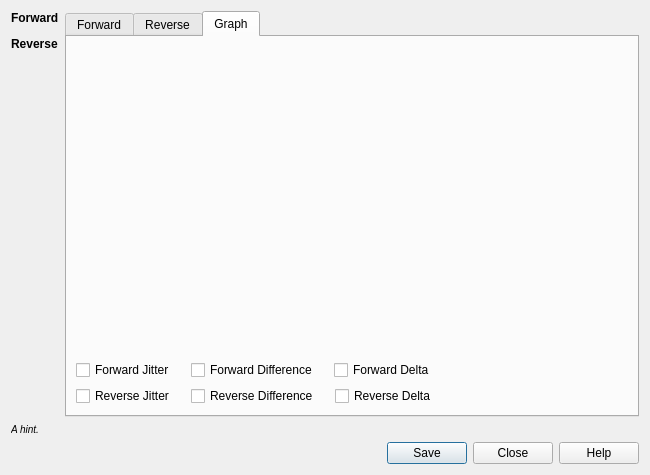
deepin-community/wireshark, file ui/qt/rtp_analysis_dialog.ui: the form before one commit.
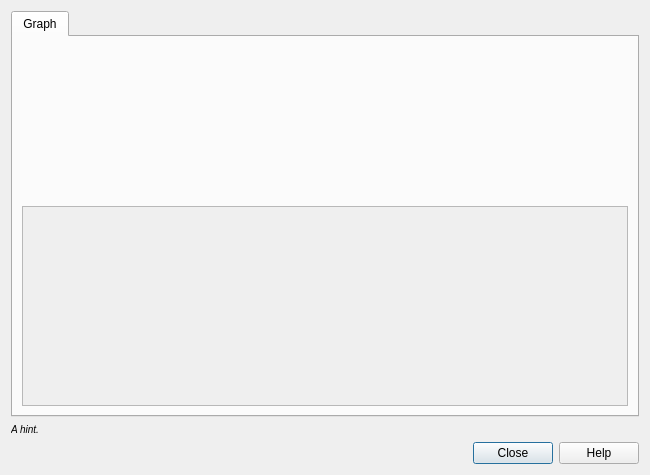
The form after the commit. The open tabs and pages were chosen to show the change. Custom widgets are drawn as their Qt base class.

Diff of the .ui file:
```diff
--- a/ui/qt/rtp_analysis_dialog.ui
+++ b/ui/qt/rtp_analysis_dialog.ui
@@ -16,276 +16,45 @@
   <layout class="QVBoxLayout" name="verticalLayout_3">
    <item>
     <layout class="QHBoxLayout" name="horizontalLayout">
-     <item>
-      <layout class="QVBoxLayout" name="verticalLayout">
-       <item>
-        <widget class="QLabel" name="statisticsLabel">
-         <property name="text">
-          <string>&lt;html&gt;&lt;head/&gt;&lt;body&gt;&lt;p&gt;&lt;span style=&quot; font-size:medium; font-weight:600;&quot;&gt;Forward&lt;/span&gt;&lt;/p&gt;&lt;p&gt;&lt;span style=&quot; font-size:medium; font-weight:600;&quot;&gt;Reverse&lt;/span&gt;&lt;/p&gt;&lt;/body&gt;&lt;/html&gt;</string>
-         </property>
-         <property name="textFormat">
-          <enum>Qt::RichText</enum>
-         </property>
-         <property name="textInteractionFlags">
-          <set>Qt::LinksAccessibleByMouse|Qt::TextSelectableByKeyboard|Qt::TextSelectableByMouse</set>
-         </property>
-        </widget>
-       </item>
-       <item>
-        <spacer name="verticalSpacer">
-         <property name="orientation">
-          <enum>Qt::Vertical</enum>
-         </property>
-         <property name="sizeHint" stdset="0">
-          <size>
-           <width>20</width>
-           <height>40</height>
-          </size>
-         </property>
-        </spacer>
-       </item>
-      </layout>
-     </item>
      <item>
       <widget class="QTabWidget" name="tabWidget">
        <property name="currentIndex">
         <number>0</number>
        </property>
-       <widget class="QTreeWidget" name="forwardTreeWidget">
-        <property name="rootIsDecorated">
-         <bool>false</bool>
-        </property>
-        <property name="uniformRowHeights">
-         <bool>true</bool>
-        </property>
-        <property name="itemsExpandable">
-         <bool>false</bool>
-        </property>
-        <property name="sortingEnabled">
-         <bool>true</bool>
-        </property>
-        <property name="expandsOnDoubleClick">
-         <bool>false</bool>
-        </property>
-        <attribute name="title">
-         <string>Forward</string>
-        </attribute>
-        <column>
-         <property name="text">
-          <string>Packet</string>
-         </property>
-        </column>
-        <column>
-         <property name="text">
-          <string>Sequence</string>
-         </property>
-        </column>
-        <column>
-         <property name="text">
-          <string>Delta (ms)</string>
-         </property>
-        </column>
-        <column>
-         <property name="text">
-          <string>Jitter (ms)</string>
-         </property>
-        </column>
-        <column>
-         <property name="text">
-          <string>Skew</string>
-         </property>
-        </column>
-        <column>
-         <property name="text">
-          <string>Bandwidth</string>
-         </property>
-        </column>
-        <column>
-         <property name="text">
-          <string>Marker</string>
-         </property>
-        </column>
-        <column>
-         <property name="text">
-          <string>Status</string>
-         </property>
-        </column>
-       </widget>
-       <widget class="QTreeWidget" name="reverseTreeWidget">
-        <property name="rootIsDecorated">
-         <bool>false</bool>
-        </property>
-        <property name="uniformRowHeights">
-         <bool>true</bool>
-        </property>
-        <property name="itemsExpandable">
-         <bool>false</bool>
-        </property>
-        <property name="sortingEnabled">
-         <bool>true</bool>
-        </property>
-        <attribute name="title">
-         <string>Reverse</string>
-        </attribute>
-        <column>
-         <property name="text">
-          <string notr="true">1</string>
-         </property>
-        </column>
-       </widget>
        <widget class="QWidget" name="graphTab">
         <attribute name="title">
          <string>Graph</string>
         </attribute>
-        <layout class="QVBoxLayout" name="verticalLayout_2" stretch="1,0,0">
+        <layout class="QVBoxLayout" name="verticalLayout_2" stretch="1,0">
          <item>
           <widget class="QCustomPlot" name="streamGraph" native="true"/>
          </item>
          <item>
-          <layout class="QHBoxLayout" name="forwardHorizontalLayout" stretch="0,0,0,0,0,1">
-           <item>
-            <widget class="QCheckBox" name="fJitterCheckBox">
-             <property name="toolTip">
-              <string>&lt;html&gt;&lt;head/&gt;&lt;body&gt;&lt;p&gt;Show or hide forward jitter values.&lt;/p&gt;&lt;/body&gt;&lt;/html&gt;</string>
-             </property>
-             <property name="text">
-              <string>Forward Jitter</string>
-             </property>
-            </widget>
-           </item>
-           <item>
-            <spacer name="horizontalSpacer_3">
-             <property name="orientation">
-              <enum>Qt::Horizontal</enum>
-             </property>
-             <property name="sizeHint" stdset="0">
-              <size>
-               <width>10</width>
-               <height>5</height>
-              </size>
-             </property>
-            </spacer>
-           </item>
-           <item>
-            <widget class="QCheckBox" name="fDiffCheckBox">
-             <property name="toolTip">
-              <string>&lt;html&gt;&lt;head/&gt;&lt;body&gt;&lt;p&gt;Show or hide forward difference values.&lt;/p&gt;&lt;/body&gt;&lt;/html&gt;</string>
-             </property>
-             <property name="text">
-              <string>Forward Difference</string>
-             </property>
-            </widget>
-           </item>
-           <item>
-            <spacer name="horizontalSpacer_5">
-             <property name="orientation">
-              <enum>Qt::Horizontal</enum>
-             </property>
-             <property name="sizeHint" stdset="0">
-              <size>
-               <width>10</width>
-               <height>5</height>
-              </size>
-             </property>
-            </spacer>
-           </item>
-           <item>
-            <widget class="QCheckBox" name="fDeltaCheckBox">
-             <property name="toolTip">
-              <string>&lt;html&gt;&lt;head/&gt;&lt;body&gt;&lt;p&gt;Show or hide forward delta values.&lt;/p&gt;&lt;/body&gt;&lt;/html&gt;</string>
-             </property>
-             <property name="text">
-              <string>Forward Delta</string>
-             </property>
-            </widget>
-           </item>
-           <item>
-            <spacer name="horizontalSpacer">
-             <property name="orientation">
-              <enum>Qt::Horizontal</enum>
-             </property>
-             <property name="sizeHint" stdset="0">
-              <size>
-               <width>10</width>
-               <height>5</height>
-              </size>
-             </property>
-            </spacer>
-           </item>
-          </layout>
-         </item>
-         <item>
-          <layout class="QHBoxLayout" name="reverseHorizontalLayout" stretch="0,0,0,0,0,1">
-           <item>
-            <widget class="QCheckBox" name="rJitterCheckBox">
-             <property name="toolTip">
-              <string>&lt;html&gt;&lt;head/&gt;&lt;body&gt;&lt;p&gt;Show or hide reverse jitter values.&lt;/p&gt;&lt;/body&gt;&lt;/html&gt;</string>
-             </property>
-             <property name="text">
-              <string>Reverse Jitter</string>
-             </property>
-            </widget>
-           </item>
-           <item>
-            <spacer name="horizontalSpacer_4">
-             <property name="orientation">
-              <enum>Qt::Horizontal</enum>
-             </property>
-             <property name="sizeHint" stdset="0">
-              <size>
-               <width>10</width>
-               <height>5</height>
-              </size>
-             </property>
-            </spacer>
-           </item>
-           <item>
-            <widget class="QCheckBox" name="rDiffCheckBox">
-             <property name="toolTip">
-              <string>&lt;html&gt;&lt;head/&gt;&lt;body&gt;&lt;p&gt;Show or hide reverse difference values.&lt;/p&gt;&lt;/body&gt;&lt;/html&gt;</string>
-             </property>
-             <property name="text">
-              <string>Reverse Difference</string>
-             </property>
-            </widget>
-           </item>
-           <item>
-            <spacer name="horizontalSpacer_6">
-             <property name="orientation">
-              <enum>Qt::Horizontal</enum>
-             </property>
-             <property name="sizeHint" stdset="0">
-              <size>
-               <width>10</width>
-               <height>5</height>
-              </size>
-             </property>
-            </spacer>
-           </item>
-           <item>
-            <widget class="QCheckBox" name="rDeltaCheckBox">
-             <property name="toolTip">
-              <string>&lt;html&gt;&lt;head/&gt;&lt;body&gt;&lt;p&gt;Show or hide reverse delta values.&lt;/p&gt;&lt;/body&gt;&lt;/html&gt;</string>
-             </property>
-             <property name="text">
-              <string>Reverse Delta</string>
-             </property>
-            </widget>
-           </item>
-           <item>
-            <spacer name="horizontalSpacer_2">
-             <property name="orientation">
-              <enum>Qt::Horizontal</enum>
-             </property>
-             <property name="sizeHint" stdset="0">
-              <size>
-               <width>10</width>
-               <height>5</height>
-              </size>
-             </property>
-            </spacer>
-           </item>
-          </layout>
+          <widget class="QScrollArea" name="scrollarea">
+           <property name="minimumSize">
+            <size>
+             <width>0</width>
+             <height>200</height>
+            </size>
+           </property>
+           <property name="horizontalScrollBarPolicy">
+            <enum>Qt::ScrollBarAlwaysOff</enum>
+           </property>
+           <property name="widgetResizable">
+            <bool>true</bool>
+           </property>
+           <widget class="QWidget" name="qwidget">
+            <property name="geometry">
+             <rect>
+              <x>0</x>
+              <y>0</y>
+              <width>606</width>
+              <height>298</height>
+             </rect>
+            </property>
+            <layout class="QVBoxLayout" name="layout"/>
+           </widget>
+          </widget>
          </item>
         </layout>
        </widget>
@@ -323,7 +92,7 @@
       <enum>Qt::Horizontal</enum>
      </property>
      <property name="standardButtons">
-      <set>QDialogButtonBox::Close|QDialogButtonBox::Help|QDialogButtonBox::Save</set>
+      <set>QDialogButtonBox::Close|QDialogButtonBox::Help</set>
      </property>
     </widget>
    </item>
```
Left out of the diff: 84 changed lines with no effect on the pictures.
